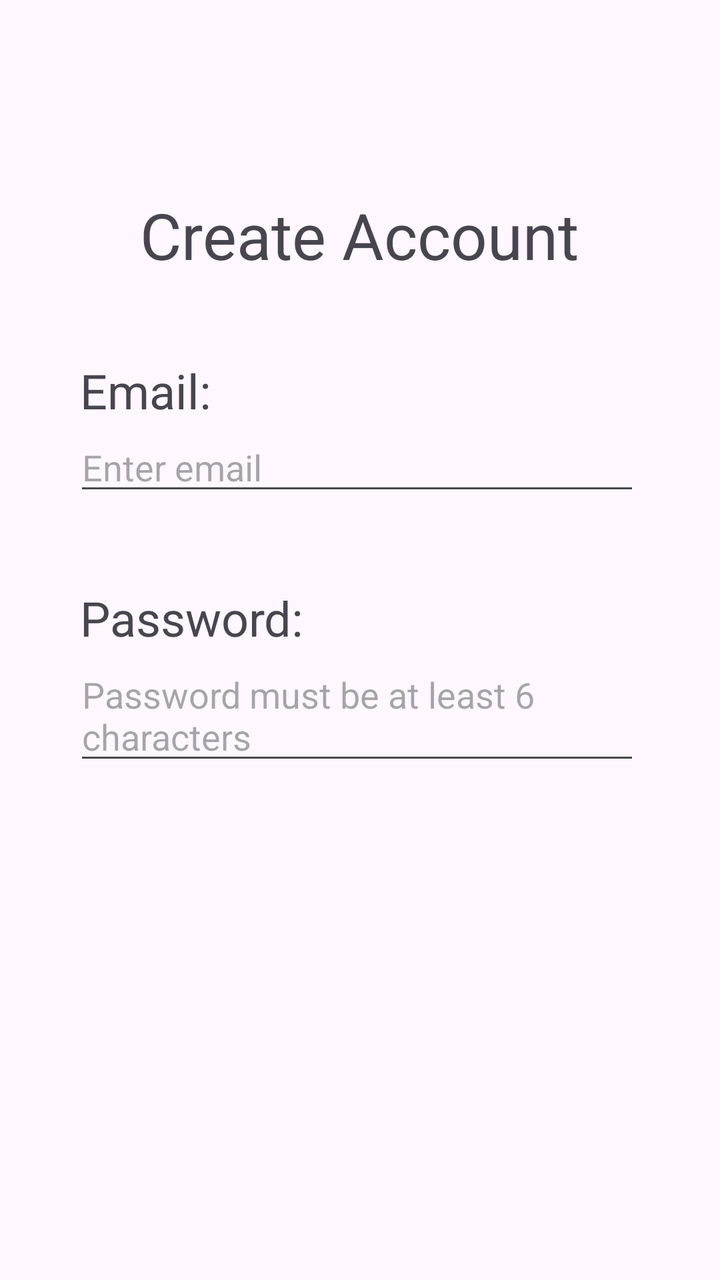
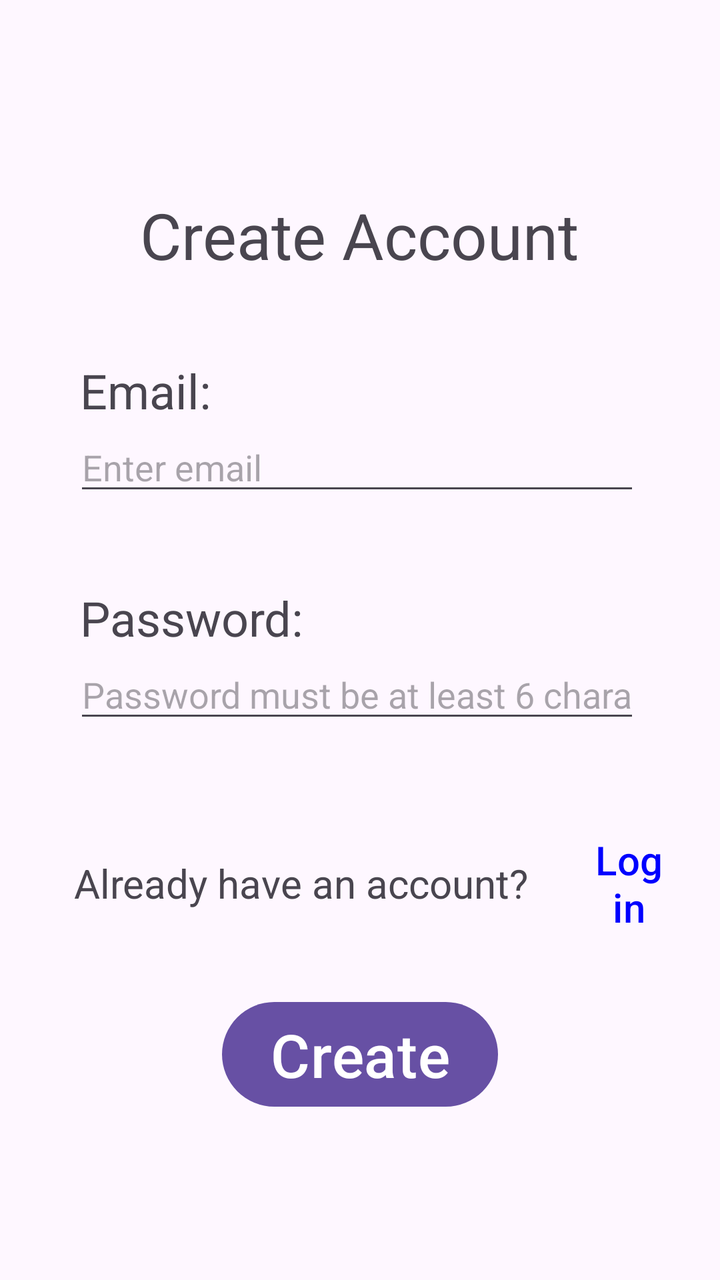

The first picture is an Android layout as it rendered before a commit; the second is the same layout after the commit. The layout source and the unified diff follow.
<!-- AndroidManifest.xml: application theme Theme.AttendLY -->
<!-- res/layout/register_account.xml -->
<?xml version="1.0" encoding="utf-8"?>
<LinearLayout xmlns:android="http://schemas.android.com/apk/res/android"
    android:layout_width="match_parent"
    android:layout_height="match_parent"
    android:orientation="vertical"
    android:id="@+id/register" >
    
    <TextView
        android:layout_width="wrap_content"
        android:layout_height="wrap_content"
        android:layout_marginTop="96dp"
        android:layout_gravity="center"
        android:text="Create Account"
        android:textSize="32sp" />

    <TextView
        android:layout_width="wrap_content"
        android:layout_height="wrap_content"
        android:layout_marginTop="40dp"
        android:layout_marginLeft="40dp"
        android:text="Email:"
        android:textSize="24sp" />

    <EditText
        android:id="@+id/etEmail"
        android:layout_width="match_parent"
        android:layout_height="wrap_content"
        android:layout_marginLeft="37dp"
        android:layout_marginRight="40dp"
        android:hint="Enter email" />

    <TextView
        android:layout_width="wrap_content"
        android:layout_height="wrap_content"
        android:text="Password: "
        android:layout_marginTop="40dp"
        android:layout_marginLeft="40dp"
        android:textSize="24sp" />

    <EditText
        android:id="@+id/etPassword"
        android:layout_width="match_parent"
        android:layout_height="wrap_content"
        android:layout_marginLeft="37dp"
        android:layout_marginRight="40dp"
        android:hint="Password must be at least 6 characters" />



</LinearLayout>
<!-- resources referenced by this layout -->
<resources>
  <style name="Theme.AttendLY" parent="Base.Theme.AttendLY" />
  <style name="Base.Theme.AttendLY" parent="Theme.Material3.DayNight.NoActionBar">
          
          
      </style>
</resources>

<!-- the commit's change to res/layout/register_account.xml (unified diff, before → after) -->
@@ -43,8 +43,38 @@
         android:layout_height="wrap_content"
         android:layout_marginLeft="37dp"
         android:layout_marginRight="40dp"
+        android:inputType="textPassword"
         android:hint="Password must be at least 6 characters" />
 
+    <LinearLayout
+        android:layout_width="match_parent"
+        android:layout_height="wrap_content"
+        android:orientation="horizontal"
+        android:layout_marginTop="40dp">
 
+        <TextView
+            android:layout_width="wrap_content"
+            android:layout_height="wrap_content"
+            android:layout_gravity="center"
+            android:layout_marginLeft="37dp"
+            android:textSize="20sp"
+            android:text="Already have an account? "/>
 
+        <Button
+            android:layout_width="wrap_content"
+            android:layout_height="wrap_content"
+            android:text="Log in"
+            android:textColor="#0000FF"
+            android:backgroundTint="@android:color/transparent"
+            android:elevation="0dp"
+            android:textSize="20sp" />
+    </LinearLayout>
+
+    <Button
+        android:layout_width="wrap_content"
+        android:layout_height="wrap_content"
+        android:layout_marginTop="20sp"
+        android:text="Create"
+        android:textSize="30sp"
+        android:layout_gravity="center" />
 </LinearLayout>
